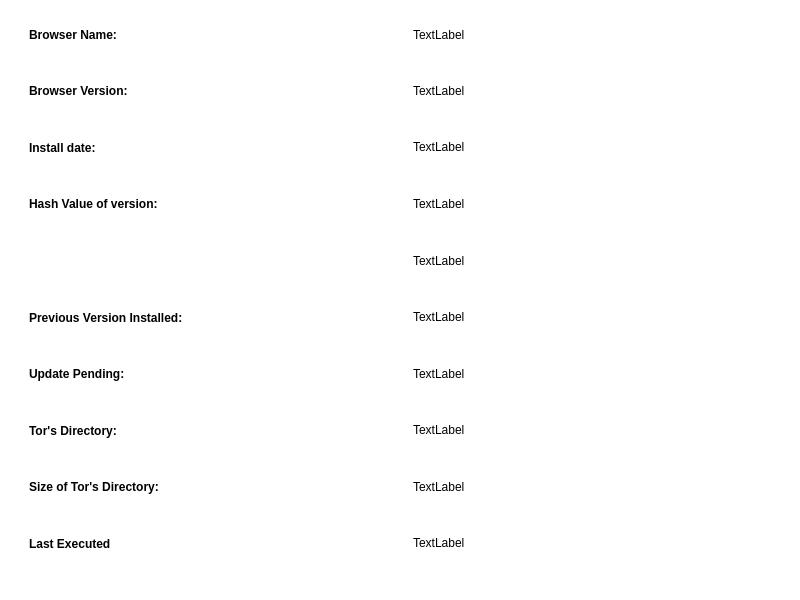
Before: the Qt Designer form frontend/infoWindow.ui in Herenot/Tor-Forensic-Manager-TFM-, drawn with Qt 5.
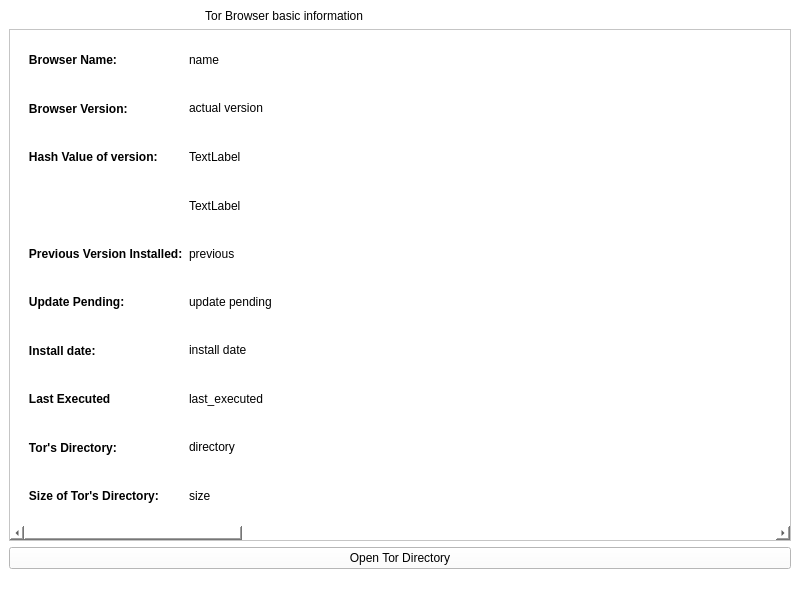
After: the same form once the commit is applied. Icons and pictures are not drawn.

Commit message: Ventanas con scroll y relleno de información

The edit to the form file:
```diff
--- a/frontend/infoWindow.ui
+++ b/frontend/infoWindow.ui
@@ -39,14 +39,43 @@
    <string notr="true">background-color: rgb(255, 255, 255);</string>
   </property>
   <widget class="QWidget" name="centralwidget">
-   <layout class="QGridLayout" name="gridLayout_2">
-    <item row="0" column="0">
-     <layout class="QGridLayout" name="gridLayout" columnstretch="0,0">
-      <property name="leftMargin">
-       <number>20</number>
+   <layout class="QVBoxLayout" name="verticalLayout">
+    <item>
+     <widget class="QLabel" name="label_2">
+      <property name="text">
+       <string>                                                           Tor Browser basic information</string>
       </property>
-      <item row="3" column="0" alignment="Qt::AlignLeft">
-       <widget class="QLabel" name="label">
+     </widget>
+    </item>
+    <item>
+     <widget class="QScrollArea" name="scrollArea">
+      <property name="widgetResizable">
+       <bool>true</bool>
+      </property>
+      <widget class="QWidget" name="scrollAreaWidgetContents">
+       <property name="geometry">
+        <rect>
+         <x>0</x>
+         <y>0</y>
+         <width>2784</width>
+         <height>464</height>
+        </rect>
+       </property>
+       <layout class="QVBoxLayout" name="verticalLayout_2">
+        <item>
+         <layout class="QGridLayout" name="gridLayout">
+          <property name="sizeConstraint">
+           <enum>QLayout::SetMaximumSize</enum>
+          </property>
+          <item row="0" column="1">
+           <widget class="QLabel" name="name_label">
+            <property name="text">
+             <string>name</string>
+            </property>
+           </widget>
+          </item>
+          <item row="2" column="0">
+           <widget class="QLabel" name="label_3">
         <property name="font">
          <font>
           <weight>75</weight>
@@ -54,11 +83,40 @@
          </font>
         </property>
         <property name="text">
-         <string>Install date:</string>
-        </property>
-       </widget>
-      </item>
-      <item row="10" column="0" alignment="Qt::AlignLeft">
+             <string>   Hash Value of version:</string>
+            </property>
+            <property name="margin">
+             <number>7</number>
+            </property>
+           </widget>
+          </item>
+          <item row="5" column="0">
+           <widget class="QLabel" name="label_9">
+            <property name="font">
+             <font>
+              <weight>75</weight>
+              <bold>true</bold>
+             </font>
+            </property>
+            <property name="text">
+             <string>   Update Pending:</string>
+            </property>
+            <property name="margin">
+             <number>7</number>
+            </property>
+           </widget>
+          </item>
+          <item row="5" column="1">
+           <widget class="QLabel" name="update_pending_label">
+            <property name="text">
+             <string>update pending</string>
+            </property>
+            <property name="textInteractionFlags">
+             <set>Qt::LinksAccessibleByMouse|Qt::TextSelectableByMouse</set>
+            </property>
+           </widget>
+          </item>
+          <item row="7" column="0">
        <widget class="QLabel" name="label_12">
         <property name="font">
          <font>
@@ -67,22 +125,35 @@
          </font>
         </property>
         <property name="text">
-         <string>Last Executed</string>
-        </property>
-       </widget>
-      </item>
-      <item row="10" column="1" alignment="Qt::AlignLeft">
-       <widget class="QLabel" name="last_execution_label">
+             <string>   Last Executed</string>
+            </property>
+            <property name="margin">
+             <number>7</number>
+            </property>
+           </widget>
+          </item>
+          <item row="4" column="1">
+           <widget class="QLabel" name="previous_version_label">
         <property name="text">
-         <string>TextLabel</string>
+             <string>previous</string>
         </property>
         <property name="textInteractionFlags">
          <set>Qt::LinksAccessibleByMouse|Qt::TextSelectableByMouse</set>
         </property>
        </widget>
       </item>
-      <item row="2" column="0" alignment="Qt::AlignLeft">
-       <widget class="QLabel" name="label_8">
+          <item row="14" column="1">
+           <widget class="QLabel" name="size_label">
+            <property name="text">
+             <string>size</string>
+            </property>
+            <property name="textInteractionFlags">
+             <set>Qt::LinksAccessibleByMouse|Qt::TextSelectableByMouse</set>
+            </property>
+           </widget>
+          </item>
+          <item row="6" column="0">
+           <widget class="QLabel" name="label">
         <property name="font">
          <font>
           <weight>75</weight>
@@ -90,11 +161,14 @@
          </font>
         </property>
         <property name="text">
-         <string>Browser Version:</string>
+             <string>   Install date:</string>
+            </property>
+            <property name="margin">
+             <number>7</number>
         </property>
        </widget>
       </item>
-      <item row="6" column="0" alignment="Qt::AlignLeft">
+          <item row="4" column="0">
        <widget class="QLabel" name="label_4">
         <property name="font">
          <font>
@@ -103,82 +177,24 @@
          </font>
         </property>
         <property name="text">
-         <string>Previous Version Installed:</string>
+             <string>   Previous Version Installed:</string>
+            </property>
+            <property name="margin">
+             <number>7</number>
         </property>
        </widget>
       </item>
-      <item row="3" column="1" alignment="Qt::AlignLeft">
+          <item row="6" column="1">
        <widget class="QLabel" name="install_date_label">
         <property name="text">
-         <string>TextLabel</string>
+             <string>install date</string>
         </property>
         <property name="textInteractionFlags">
          <set>Qt::LinksAccessibleByMouse|Qt::TextSelectableByMouse</set>
         </property>
        </widget>
       </item>
-      <item row="4" column="1">
-       <widget class="QLabel" name="hash_label1">
-        <property name="font">
-         <font>
-          <pointsize>9</pointsize>
-         </font>
-        </property>
-        <property name="text">
-         <string>TextLabel</string>
-        </property>
-        <property name="textInteractionFlags">
-         <set>Qt::LinksAccessibleByMouse|Qt::TextSelectableByMouse</set>
-        </property>
-       </widget>
-      </item>
-      <item row="7" column="0" alignment="Qt::AlignLeft">
-       <widget class="QLabel" name="label_9">
-        <property name="font">
-         <font>
-          <weight>75</weight>
-          <bold>true</bold>
-         </font>
-        </property>
-        <property name="text">
-         <string>Update Pending:</string>
-        </property>
-       </widget>
-      </item>
-      <item row="4" column="0" alignment="Qt::AlignLeft">
-       <widget class="QLabel" name="label_3">
-        <property name="font">
-         <font>
-          <weight>75</weight>
-          <bold>true</bold>
-         </font>
-        </property>
-        <property name="text">
-         <string>Hash Value of version:</string>
-        </property>
-       </widget>
-      </item>
-      <item row="2" column="1" alignment="Qt::AlignLeft">
-       <widget class="QLabel" name="actual_version_label">
-        <property name="text">
-         <string>TextLabel</string>
-        </property>
-        <property name="textInteractionFlags">
-         <set>Qt::LinksAccessibleByMouse|Qt::TextSelectableByMouse</set>
-        </property>
-       </widget>
-      </item>
-      <item row="8" column="1" alignment="Qt::AlignLeft">
-       <widget class="QLabel" name="where_installed_label">
-        <property name="text">
-         <string>TextLabel</string>
-        </property>
-        <property name="textInteractionFlags">
-         <set>Qt::LinksAccessibleByMouse|Qt::TextSelectableByMouse</set>
-        </property>
-       </widget>
-      </item>
-      <item row="8" column="0" alignment="Qt::AlignLeft">
+          <item row="9" column="0">
        <widget class="QLabel" name="label_10">
         <property name="font">
          <font>
@@ -187,22 +203,15 @@
          </font>
         </property>
         <property name="text">
-         <string>Tor's Directory:</string>
-        </property>
-       </widget>
-      </item>
-      <item row="9" column="1" alignment="Qt::AlignLeft">
-       <widget class="QLabel" name="size_label">
-        <property name="text">
-         <string>TextLabel</string>
-        </property>
-        <property name="textInteractionFlags">
-         <set>Qt::LinksAccessibleByMouse|Qt::TextSelectableByMouse</set>
-        </property>
-       </widget>
-      </item>
-      <item row="1" column="0" alignment="Qt::AlignLeft">
-       <widget class="QLabel" name="label_7">
+             <string>   Tor's Directory:</string>
+            </property>
+            <property name="margin">
+             <number>7</number>
+            </property>
+           </widget>
+          </item>
+          <item row="1" column="0">
+           <widget class="QLabel" name="label_8">
         <property name="font">
          <font>
           <weight>75</weight>
@@ -210,11 +219,14 @@
          </font>
         </property>
         <property name="text">
-         <string>Browser Name:</string>
+             <string>   Browser Version:</string>
+            </property>
+            <property name="margin">
+             <number>7</number>
         </property>
        </widget>
       </item>
-      <item row="9" column="0" alignment="Qt::AlignLeft">
+          <item row="14" column="0">
        <widget class="QLabel" name="label_11">
         <property name="font">
          <font>
@@ -223,38 +235,93 @@
          </font>
         </property>
         <property name="text">
-         <string>Size of Tor's Directory:</string>
-        </property>
-       </widget>
-      </item>
-      <item row="6" column="1" alignment="Qt::AlignLeft">
-       <widget class="QLabel" name="previous_version_label">
+             <string>   Size of Tor's Directory:</string>
+            </property>
+            <property name="margin">
+             <number>7</number>
+            </property>
+           </widget>
+          </item>
+          <item row="0" column="0">
+           <widget class="QLabel" name="label_7">
+            <property name="font">
+             <font>
+              <weight>75</weight>
+              <bold>true</bold>
+             </font>
+            </property>
         <property name="text">
-         <string>TextLabel</string>
-        </property>
+             <string>   Browser Name:</string>
+            </property>
+            <property name="textFormat">
+             <enum>Qt::AutoText</enum>
+            </property>
+            <property name="margin">
+             <number>7</number>
+            </property>
+           </widget>
+          </item>
+          <item row="7" column="1">
+           <widget class="QLabel" name="last_execution_label">
+            <property name="text">
+             <string>last_executed</string>
+            </property>
         <property name="textInteractionFlags">
          <set>Qt::LinksAccessibleByMouse|Qt::TextSelectableByMouse</set>
         </property>
        </widget>
       </item>
-      <item row="7" column="1" alignment="Qt::AlignLeft">
-       <widget class="QLabel" name="update_pending_label">
+          <item row="9" column="1">
+           <widget class="QLabel" name="where_installed_label">
+            <property name="minimumSize">
+             <size>
+              <width>2500</width>
+              <height>0</height>
+             </size>
+            </property>
+            <property name="maximumSize">
+             <size>
+              <width>3000</width>
+              <height>16777215</height>
+             </size>
+            </property>
+            <property name="styleSheet">
+             <string notr="true"/>
+            </property>
         <property name="text">
-         <string>TextLabel</string>
+             <string>directory</string>
         </property>
         <property name="textInteractionFlags">
          <set>Qt::LinksAccessibleByMouse|Qt::TextSelectableByMouse</set>
         </property>
        </widget>
       </item>
-      <item row="1" column="1" alignment="Qt::AlignLeft">
-       <widget class="QLabel" name="name_label">
+          <item row="2" column="1">
+           <widget class="QLabel" name="hash_label1">
+            <property name="font">
+             <font>
+              <pointsize>9</pointsize>
+             </font>
+            </property>
         <property name="text">
          <string>TextLabel</string>
         </property>
-       </widget>
-      </item>
-      <item row="5" column="1">
+            <property name="textInteractionFlags">
+             <set>Qt::LinksAccessibleByMouse|Qt::TextSelectableByMouse</set>
+            </property>
+           </widget>
+          </item>
+          <item row="1" column="1">
+           <widget class="QLabel" name="actual_version_label">
+            <property name="text">
+             <string>actual version</string>
+            </property>
+            <property name="textInteractionFlags">
+             <set>Qt::LinksAccessibleByMouse|Qt::TextSelectableByMouse</set>
+            </property>
+           </widget>
+          </item>
+          <item row="3" column="1">
        <widget class="QLabel" name="hash_label2">
         <property name="font">
          <font>
@@ -267,6 +334,17 @@
        </widget>
       </item>
      </layout>
+        </item>
+       </layout>
+      </widget>
+     </widget>
+    </item>
+    <item>
+     <widget class="QPushButton" name="open_directory_button">
+      <property name="text">
+       <string>Open Tor Directory</string>
+      </property>
+     </widget>
     </item>
    </layout>
   </widget>
```
Lines whose indentation alone changed are shown as unchanged. The commit also changes 14 other files.
